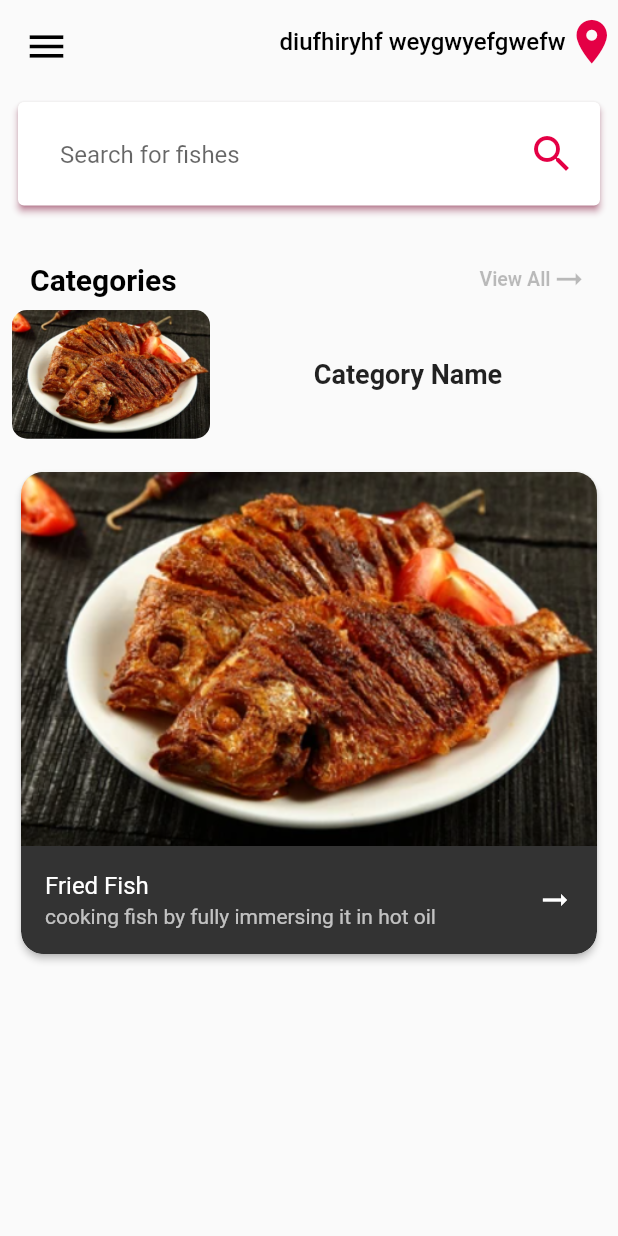
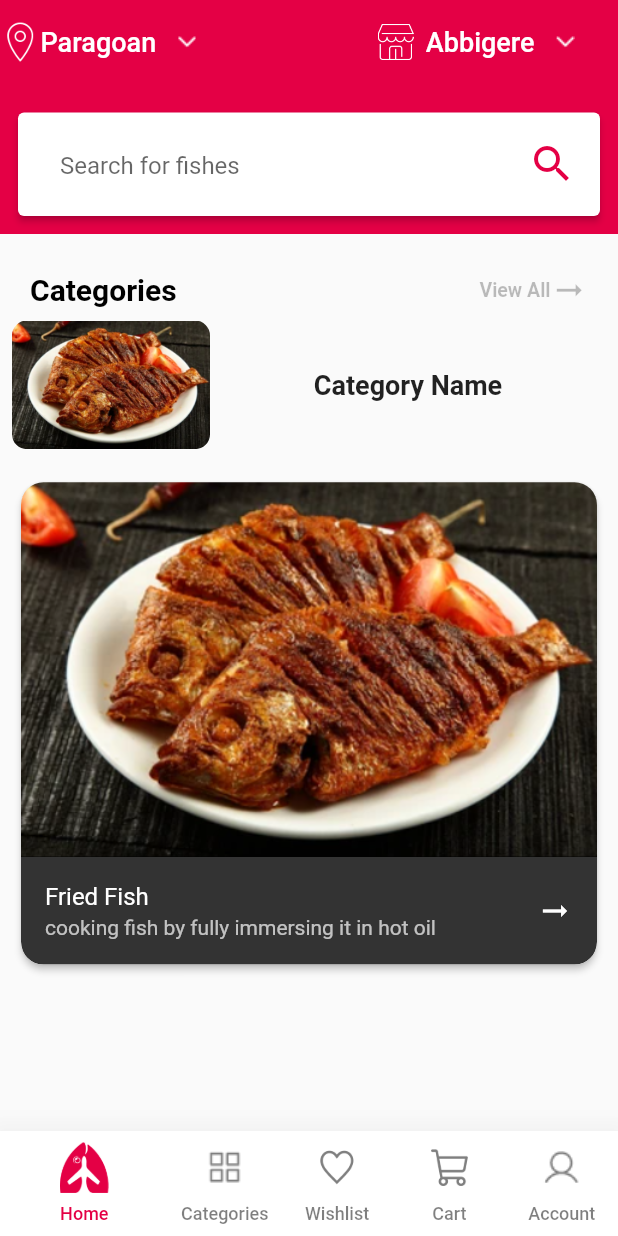
Before and after one commit to nikshit-chauhan/Sheegr, a Flutter app: the Home screen opened directly, on a phone screen of 412 x 824 dp. Run offline on Flutter 3.47's test engine with Material 2 defaults, Android fonts, the phone set to English and light mode, and no system bars; drawn by our look-alikes of auto_size_text; our stand-ins replace connectivity_plus, get, pin_code_fields, sizer; missing offline and left inert: app_settings; Roboto replaces fonts that are missing (PoppinsRegular).

Commit message:
UI changes in home screen

```diff
--- a/lib/Utils/Widgets/drawertile.dart
+++ b/lib/Utils/Widgets/drawertile.dart
@@ -30,6 +30,7 @@ class DrawerTiles extends StatelessWidget {
         child: Text(tileTitle,style: AppFontStyle.
                              flexibleFontStyle(fontSize: 13,fontWeight: FontWeight.w600),),
       ),
+      trailing: const Icon(Icons.arrow_forward_ios_outlined,size: 17,),
     );
   }
 }
--- a/lib/View/screens/Home/home.dart
+++ b/lib/View/screens/Home/home.dart
@@ -7,14 +7,17 @@ import 'package:auto_size_text/auto_size_text.dart';
 import 'package:connectivity_plus/connectivity_plus.dart';
 import 'package:flutter/material.dart';
 import 'package:get/get.dart';
+import 'package:sheegr/Resources/Colors.dart';
 import 'package:sheegr/Utils/Widgets/indernet_connection_widget.dart';
 // import 'package:dots_indicator/dots_indicator.dart';
 // import 'package:getwidget/getwidget.dart';
 
 // import '../../../Controller/connection_manager_controller.dart';
+import '../../../Controller/home_page_controller.dart';
 import '../../../Resources/New_textfield.dart';
 import '../../../Resources/fontstyle.dart';
 import '../../../Utils/Widgets/drawertile.dart';
+import '../Account/account.dart';
 import '../Categories List/categories_list.dart';
 import '../ItemInfo/iteminfo.dart';
 
@@ -26,6 +29,87 @@ class Home extends StatelessWidget {
   //     Get.find<ConnectionManagerController>();
 
   Connectivity connectivity = Connectivity();
+
+  buildBottomNavigationMenu(context, landingPageController) {
+    return Obx(() => MediaQuery(
+        data: MediaQuery.of(context).copyWith(textScaleFactor: 1.0),
+        child: SizedBox(
+          height: 70,
+          child: BottomNavigationBar(
+            elevation: 20,
+            showUnselectedLabels: true,
+            showSelectedLabels: true,
+            onTap: landingPageController.changeTabIndex,
+            currentIndex: landingPageController.tabIndex.value,
+            backgroundColor: Color.fromRGBO(255, 255, 255, 1),
+            unselectedItemColor: Colors.black.withOpacity(0.5),
+            selectedItemColor: colorPrimary,
+            unselectedLabelStyle: TextStyle(
+                color: Colors.white.withOpacity(0.5),
+                fontWeight: FontWeight.w500,
+                fontSize: 12),
+            selectedLabelStyle: TextStyle(
+                color: Colors.white, fontWeight: FontWeight.w500, fontSize: 12),
+            items: [
+              BottomNavigationBarItem(
+                icon: Container(
+                    margin: EdgeInsets.only(bottom: 7),
+                    child: Image.asset("lib/Assets/Images/notifylogo.png",
+                        height: 34,
+                        color: landingPageController.tabIndex.value == 0
+                            ? colorPrimary
+                            : Colors.black.withOpacity(0.5))),
+                label: 'Home',
+                backgroundColor: Color.fromRGBO(255, 255, 255, 1),
+              ),
+              BottomNavigationBarItem(
+                icon: Container(
+                    margin: EdgeInsets.only(bottom: 7),
+                    child: Image.asset("lib/Assets/Images/categories.png",
+                        height: 34,
+                        color: landingPageController.tabIndex.value == 1
+                            ? colorPrimary
+                            : Colors.black.withOpacity(0.5))),
+                label: 'Categories',
+                backgroundColor: Color.fromRGBO(255, 255, 255, 1),
+              ),
+              BottomNavigationBarItem(
+                icon: Container(
+                    margin: EdgeInsets.only(bottom: 7),
+                    child: Image.asset("lib/Assets/Images/wishlist.png",
+                        height: 34,
+                        color: landingPageController.tabIndex.value == 2
+                            ? colorPrimary
+                            : Colors.black.withOpacity(0.5))),
+                label: 'Wishlist',
+                backgroundColor: Color.fromRGBO(255, 255, 255, 1),
+              ),
+              BottomNavigationBarItem(
+                icon: Container(
+                    margin: EdgeInsets.only(bottom: 7),
+                    child: Image.asset("lib/Assets/Images/shoppingCart.png",
+                        height: 34,
+                        color: landingPageController.tabIndex.value == 3
+                            ? colorPrimary
+                            : Colors.black.withOpacity(0.5))),
+                label: 'Cart',
+                backgroundColor: Color.fromRGBO(255, 255, 255, 1),
+              ),
+              BottomNavigationBarItem(
+                icon: Container(
+                    margin: EdgeInsets.only(bottom: 7),
+                    child: Image.asset("lib/Assets/Images/Account2.png",
+                        height: 34,
+                        color: landingPageController.tabIndex.value == 4
+                            ? colorPrimary
+                            : Colors.black.withOpacity(0.5))),
+                label: 'Account',
+                backgroundColor: Color.fromRGBO(255, 255, 255, 1),
+              ),
+            ],
+          ),
+        )));
+  }
 
   // Future<bool> onWillPop() async {
   //   return (await showDialog(
@@ -59,137 +143,121 @@ class Home extends StatelessWidget {
 
   AppBarWidget(BuildContext context) {
     return AppBar(
-      leading: Padding(
-        padding: const EdgeInsets.all(8.0),
-        child: Align(
-            alignment: Alignment.topLeft,
-            child: IconButton(
-                onPressed: () {
-                  print("Drawer icon tapper");
-                  _scaffoldKey.currentState!.openDrawer();
-                },
-                icon: const Icon(Icons.menu,
-                    size: 30, color: Color.fromARGB(255, 0, 0, 0)))),
+      bottom: preferredSizedWidget(),
+      leadingWidth: 150,
+      // centerTitle: false,
+      leading: Align(
+          alignment: Alignment.centerLeft,
+          child: Row(
+            children: [
+              Image.asset(
+                "lib/Assets/Images/location_new.png",
+                height: 27,
+                fit: BoxFit.cover,
+                filterQuality: FilterQuality.high,
+                color: Colors.white,
               ),
-      actions: [
-        Row(
-          children: [
-            SizedBox(
-              width: MediaQuery.of(context).size.width * 0.75,
-              child: AutoSizeText(
-                'diufhiryhf weygwyefgwefw',
+              AutoSizeText(
+                'Paragoan',
                 style: AppFontStyle.flexibleFontStyle(
                     fontWeight: FontWeight.w500,
-                    fontSize: 16,
-                    fontColor: Colors.black),
+                    fontSize: 18,
+                    fontColor: const Color.fromARGB(255, 255, 255, 255)),
                 minFontSize: 10,
-                maxFontSize: 16,
+                maxFontSize: 18,
                 overflow: TextOverflow.ellipsis,
                 textAlign: TextAlign.right,
               ),
+              Image.asset(
+                "lib/Assets/Images/downwhite.png",
+                height: 25,
+              )
+            ],
+          )),
+      // title: Row(
+      //   mainAxisAlignment: MainAxisAlignment.start,
+      //   children: [
+      //     AutoSizeText(
+      //       'Paragoan',
+      //       style: AppFontStyle.flexibleFontStyle(
+      //           fontWeight: FontWeight.w500,
+      //           fontSize: 18,
+      //           fontColor: const Color.fromARGB(255, 255, 255, 255)),
+      //       minFontSize: 10,
+      //       maxFontSize: 18,
+      //       overflow: TextOverflow.ellipsis,
+      //       textAlign: TextAlign.right,
+      //     ),
+      //     Image.asset(
+      //       "lib/Assets/Images/downwhite.png",
+      //       height: 25,
+
+      //     )
+      //   ],
+      // ),
+      actions: [
+        Row(
+          mainAxisAlignment: MainAxisAlignment.spaceBetween,
+          children: [
+            Image.asset(
+              "lib/Assets/Images/store1.png",
+              height: 24,
+              fit: BoxFit.fill,
+              filterQuality: FilterQuality.high,
+              color: Colors.white,
+              // width: 40,
             ),
-            // SizedBox(width: 5),
+            const SizedBox(width: 8),
+            AutoSizeText(
+              'Abbigere',
+              style: AppFontStyle.flexibleFontStyle(
+                  fontWeight: FontWeight.w500,
+                  fontSize: 18,
+                  fontColor: const Color.fromARGB(255, 255, 255, 255)),
+              minFontSize: 10,
+              maxFontSize: 18,
+              overflow: TextOverflow.ellipsis,
+              textAlign: TextAlign.right,
+            ),
+            Image.asset(
+              "lib/Assets/Images/downwhite.png",
+              height: 25,
+            ),
+
             // Text("Location rjkerk;ger"),
-            const Icon(
-              Icons.location_on,
-              color: Color(0xffE40045),
-              size: 35,
+
+            const SizedBox(width: 15),
+          ],
         ),
-          ],
-        )
       ],
       // centerTitle: true,
       elevation: 0,
       // backgroundColor: Color.fromRGBO(254, 206, 38, 1),
-      backgroundColor: Colors.transparent,
+      backgroundColor: colorPrimary,
     );
   }
 
-  Widget drawerWidget(BuildContext context) {
-    return Column(
-      mainAxisAlignment: MainAxisAlignment.start,
-      children: [
-        SizedBox(
-          width: MediaQuery.of(context).size.width,
-          height: MediaQuery.of(context).size.height * 0.2,
-          child: Container(
-            color: const Color(0xffE40045),
-            child: Column(
-              mainAxisAlignment: MainAxisAlignment.center,
-              children: [
-                GestureDetector(
-                  onTap: () {},
-                  child: Row(
-                    mainAxisAlignment: MainAxisAlignment.start,
-                    children: [
-                      SizedBox(width: MediaQuery.of(context).size.width * 0.02),
-                      const CircleAvatar(
-                        backgroundColor: Colors.white54,
-                        child: Icon(
-                          Icons.person_3,
-                          color: Colors.black,
-                          size: 35,
+  PreferredSizeWidget preferredSizedWidget() {
+    return PreferredSize(
+      preferredSize: const Size.fromHeight(100),
+      child: Padding(
+        padding: const EdgeInsets.all(8.0),
+        child: Card(
+          elevation: 2,
+          shadowColor: const Color(0xffE40045).withRed(200),
+          color: Colors.white,
+          child: ListTile(
+            title: NewTextField(
+              hintText: "Search for fishes",
             ),
-                        radius: 40,
-                      ),
-
-                      SizedBox(width: MediaQuery.of(context).size.width * 0.03),
-
-                      Column(
-                        // mainAxisAlignment: MainAxisAlignment.start,
-                        crossAxisAlignment: CrossAxisAlignment.start,
-                        children: [
-                          SizedBox(
-                            width: MediaQuery.of(context).size.width * 0.45,
-                            child: Text("Chinmay Chauhan",
-                                style: AppFontStyle.flexibleFontStyle(
-                                    fontSize: 15,
-                                    fontWeight: FontWeight.w700,
-                                    fontFamily: AppFontStyle.regularFont),
-                                // style: const TextStyle(
-                                //     fontSize: 15, fontWeight: FontWeight.w700),
-                                overflow: TextOverflow.ellipsis,
-                                maxLines: 2),
-                          ),
-                          Text("+91-6265640048",
-                              style: AppFontStyle.flexibleFontStyle(
-                                  fontSize: 15, fontWeight: FontWeight.w700),
-                              // style: const TextStyle(
-                              //     fontSize: 15, fontWeight: FontWeight.w600),
-                              overflow: TextOverflow.ellipsis),
-                        ],
-                      ),
-                      // const Spacer(flex: 9),
-                    ],
-                  ),
-                ),
-              ],
+            trailing: const Icon(
+              Icons.search_sharp,
+              color: Color(0xffE40045),
+              size: 32,
             ),
           ),
         ),
-        Expanded(
-            child: Column(
-          children: [
-            const Spacer(),
-            DrawerTiles(
-                icon: Icons.person_2, tileTitle: 'My Profile', onTap: () {}),
-            const Spacer(),
-            DrawerTiles(
-                icon: Icons.history_sharp,
-                tileTitle: 'Order History',
-                onTap: () {}),
-            const Spacer(),
-            DrawerTiles(
-                icon: Icons.settings, tileTitle: 'Settings', onTap: () {}),
-            const Spacer(
-              flex: 20,
       ),
-            DrawerTiles(
-                icon: Icons.logout_sharp, tileTitle: 'logout', onTap: () {}),
-            const Spacer()
-          ],
-        ))
-      ],
     );
   }
 
@@ -474,52 +542,11 @@ class Home extends StatelessWidget {
 
   int dotValue = 0;
 
-  @override
-  Widget build(BuildContext context) {
-    return Scaffold(
-      key: _scaffoldKey,
-      drawer: Drawer(
-        width: MediaQuery.of(context).size.width * 0.75,
-        shape: const RoundedRectangleBorder(
-          borderRadius: BorderRadius.only(
-            topRight: Radius.circular(20),
-            bottomRight: Radius.circular(20),
-          ),
-        ),
-        child: drawerWidget(context),
-      ),
-      appBar: AppBarWidget(context),
-      body: StreamBuilder<ConnectivityResult>(
-          stream: connectivity.onConnectivityChanged,
-          builder: (_, snapshot) {
-            return InternetConnectionWidget(
-              snapshot: snapshot,
-              widget: SingleChildScrollView(
+  SingleChildScrollView homwLandingScreen(BuildContext context) {
+    return SingleChildScrollView(
         child: Column(
       crossAxisAlignment: CrossAxisAlignment.start,
       children: [
-                  // Spacer(),
-
-                  Padding(
-                    padding: const EdgeInsets.all(8.0),
-                    child: Card(
-                        elevation: 2,
-                        shadowColor: const Color(0xffE40045).withRed(200),
-                        // surfaceTintColor: Colors.blueGrey,
-                        color: Colors.white,
-                        child: ListTile(
-                          title: NewTextField(
-                            // autoFocus: false,
-                            hintText: "Search for fishes",
-                          ),
-                          trailing: const Icon(
-                            Icons.search_sharp,
-                            color: Color(0xffE40045),
-                            size: 32,
-                          ),
-                        )),
-                  ),
-                  // Spacer(),
         SizedBox(
           height: MediaQuery.of(context).size.height * 0.03,
         ),
@@ -592,6 +619,32 @@ class Home extends StatelessWidget {
 
         todaysoffer()
       ],
+    ));
+  }
+
+  @override
+  Widget build(BuildContext context) {
+    final HomePageController homePageController =
+        Get.put(HomePageController(), permanent: true);
+    return Scaffold(
+      key: _scaffoldKey,
+      appBar: AppBarWidget(context),
+      bottomNavigationBar:
+          buildBottomNavigationMenu(context, homePageController),
+      body: StreamBuilder<ConnectivityResult>(
+          stream: connectivity.onConnectivityChanged,
+          builder: (_, snapshot) {
+            return InternetConnectionWidget(
+              snapshot: snapshot,
+              widget: Obx(() => IndexedStack(
+                    index: homePageController.tabIndex.value,
+                    children: [
+                      homwLandingScreen(context),
+                      CategoriesList(),
+                      CategoriesList(),
+                      CategoriesList(),
+                      Account()
+                    ],
                   )),
             );
           }),
```
Also changed, not shown: lib/Controller/home_page_controller.dart (added, +19 -0 lines), lib/View/screens/AboutUs/about_us.dart (added, +34 -0 lines), lib/View/screens/Account/account.dart (added, +186 -0 lines), lib/View/screens/ContactUs/contact_us.dart (added, +34 -0 lines), lib/View/screens/FAQ/faq.dart (added, +34 -0 lines), lib/View/screens/PrivacyPolicy/privacy_policy.dart (added, +34 -0 lines), lib/View/screens/TermsAndCondition/terms_and_condition.dart (added, +34 -0 lines), lib/Assets/Images/location_new.png (added), lib/Assets/Images/store1.png (added). Lines whose indentation alone changed are shown as unchanged.
